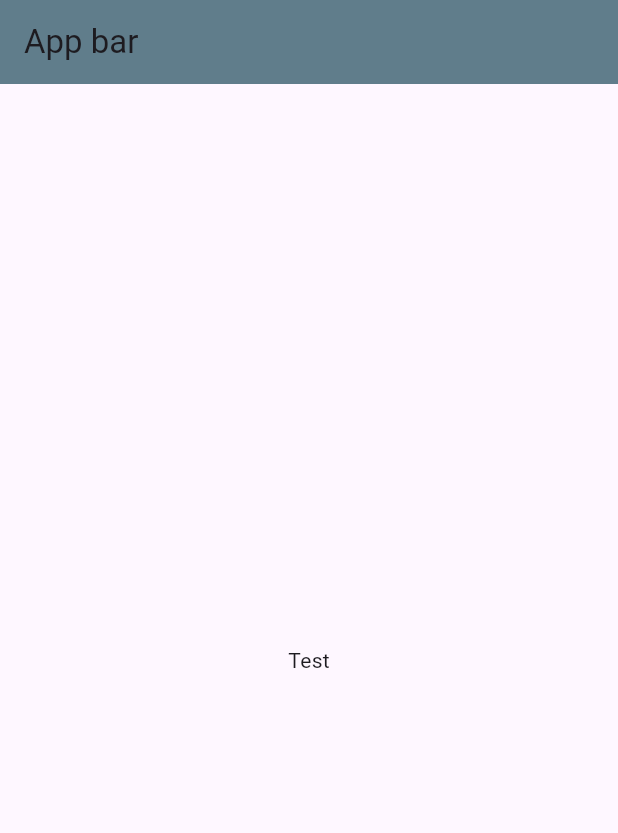
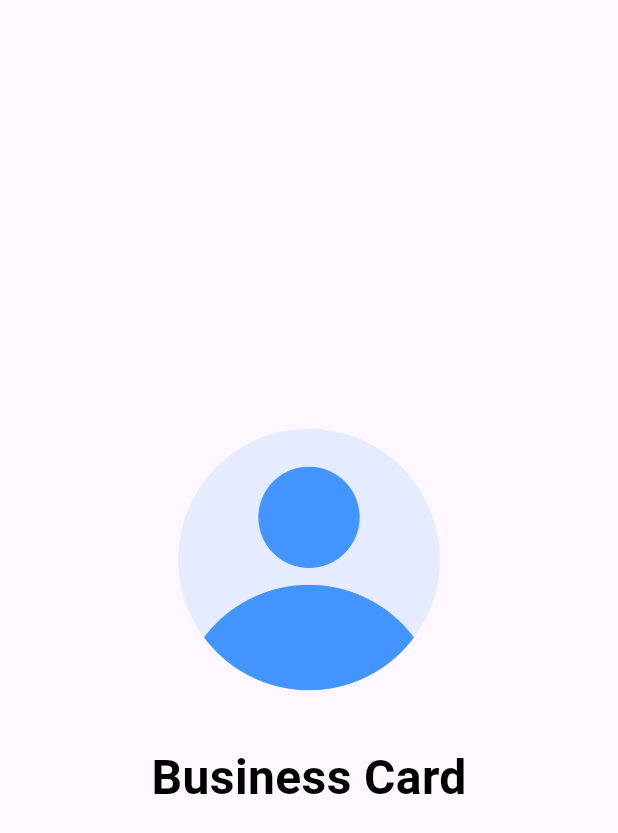
Before and after one commit to Oh9yu/flutter_BusinessCard, a Flutter app: the screen it shows after launch, on a phone screen of 412 x 824 dp. Shown: the top 833 px of the screen. Run offline on Flutter 3.47's test engine with Material 3 defaults, Android fonts, the phone set to English and light mode, and no system bars.

Commit message:
FEATURE : splash screen

```diff
--- a/business_card/lib/splash_screen.dart
+++ b/business_card/lib/splash_screen.dart
@@ -6,9 +6,28 @@ class SplashScreen extends StatelessWidget {
   @override
   Widget build(BuildContext context) {
     return Scaffold(
-      appBar: AppBar(title: Text('App bar'), backgroundColor: Colors.blueGrey,),
       body: Center(
-        child: Text('Test'),
+        child: Column(
+          mainAxisAlignment: MainAxisAlignment.center,
+          children: [
+            Image.asset(
+              'assets/user.png',
+              width: 180,
+              height: 180,
+            ),
+            Container(
+              margin: EdgeInsets.only(top: 32),
+              child: Text(
+                'Business Card',
+                style: TextStyle(
+                  fontSize: 32,
+                  fontWeight: FontWeight.bold,
+                  color: Colors.black,
+                ),
+              ),
+            )
+          ],
+        ),
       ),
     );
   }
```
Also changed, not shown: business_card/pubspec.yaml (+3 -29 lines), business_card/assets/user.png (added).
